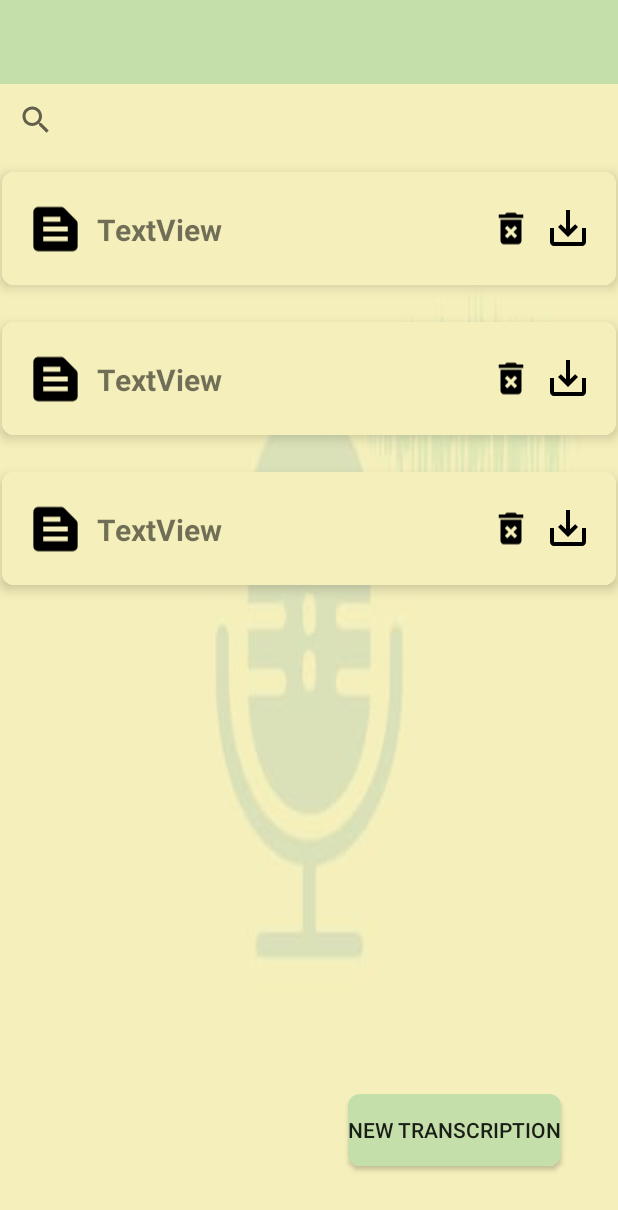
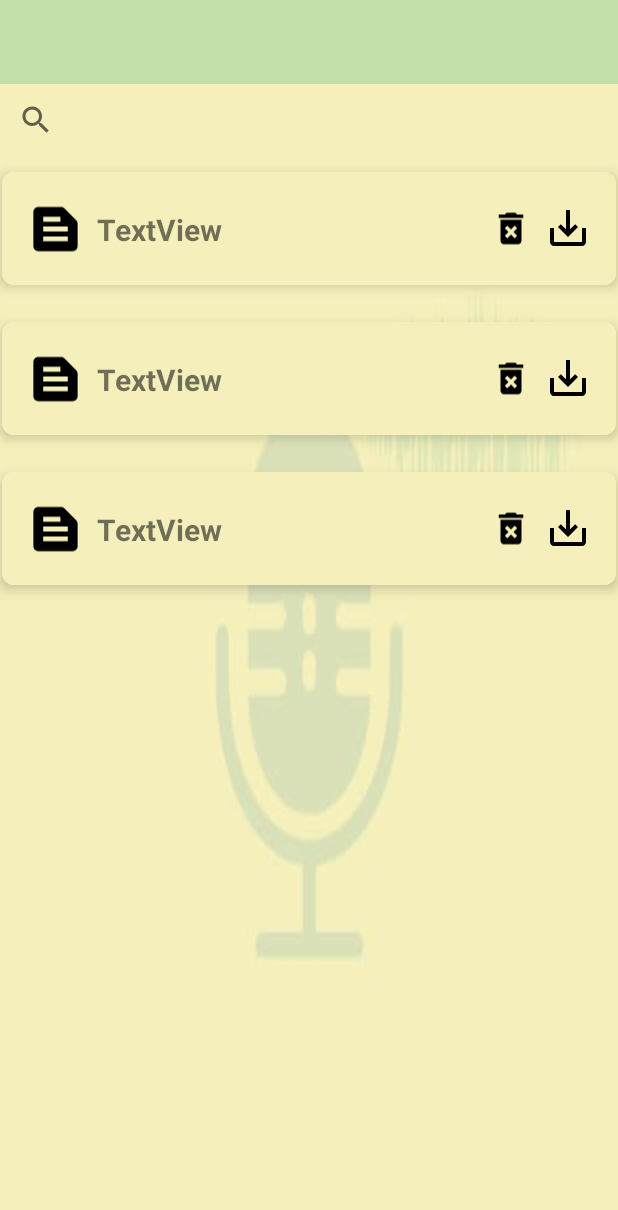
Before and after one commit to AnimeshKulshrestha/recApp, an Android app: the layout activity_transcriptions.xml on its own in the app's theme, with its tools: preview values and no code run, on a phone screen of 412 x 824 dp. Shown: the top 1210 px of the screen. Run offline under Robolectric (Android 15) with nearby library versions, the phone set to English and light mode, and no system bars.

Commit message:
bug fixed

```diff
--- a/recApp/app/src/main/java/com/microsoft/cognitiveservices/speech/project/recApp/Login.java
+++ b/recApp/app/src/main/java/com/microsoft/cognitiveservices/speech/project/recApp/Login.java
@@ -112,7 +112,9 @@ public class Login extends AppCompatActivity{
                                         if(mAuth.getCurrentUser().isEmailVerified()) {
                                             Intent i = new Intent(Login.this, Subjects.class);
                                             startActivity(i);
+                                            finish();
                                         }else{
+                                            mAuth.signOut();
                                             Toast.makeText(Login.this,"Please verify your email",Toast.LENGTH_LONG).show();
                                         }
                                     } else {
--- a/recApp/app/src/main/java/com/microsoft/cognitiveservices/speech/project/recApp/Transcriptions.java
+++ b/recApp/app/src/main/java/com/microsoft/cognitiveservices/speech/project/recApp/Transcriptions.java
@@ -89,8 +89,10 @@ public class Transcriptions extends AppCompatActivity {
         actionBarDrawerToggle = new ActionBarDrawerToggle(this, drawerLayout, R.string.nav_open, R.string.nav_close);
         drawerLayout.addDrawerListener(actionBarDrawerToggle);
         actionBarDrawerToggle.syncState();
-        if(state.equals("Taught"))
+        if(state.equals("Taught")) {
             getSupportActionBar().setDisplayHomeAsUpEnabled(true);
+            findViewById(R.id.new_trans_btn).setVisibility(View.VISIBLE);
+        }
         navigationView = findViewById(R.id.trans_nav);
         navigationView.setCheckedItem(R.id.transcriptions);
         database.getReference().child("Users").child(firebaseAuth.getUid())
--- a/recApp/app/src/main/res/layout/activity_transcriptions.xml
+++ b/recApp/app/src/main/res/layout/activity_transcriptions.xml
@@ -78,6 +78,7 @@
             android:layout_width="wrap_content"
             android:layout_height="wrap_content"
             android:text="New Transcription"
+            android:visibility="gone"
             android:background="@drawable/button2"
             app:layout_constraintBottom_toBottomOf="@+id/refresh_trans"
             app:layout_constraintEnd_toEndOf="parent"
```
